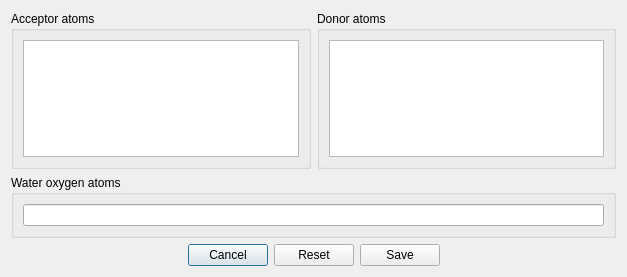
The window that ui/atom_names.ui (maltesie/bridge2) describes before a commit, drawn with Qt 5.
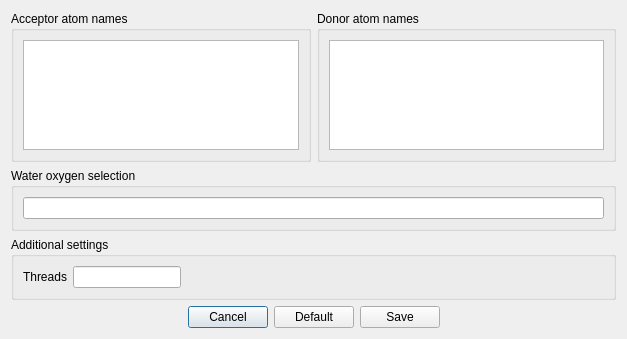
The same window after the commit.

Commit message: added threads to settings dialog

Patch:
```diff
--- a/ui/atom_names.ui
+++ b/ui/atom_names.ui
@@ -7,7 +7,7 @@
     <x>0</x>
     <y>0</y>
     <width>627</width>
-    <height>277</height>
+    <height>339</height>
    </rect>
   </property>
   <property name="windowTitle">
@@ -19,7 +19,7 @@
      <item>
       <widget class="QGroupBox" name="groupBox">
        <property name="title">
-        <string>Acceptor atoms</string>
+        <string>Acceptor atom names</string>
        </property>
        <layout class="QVBoxLayout" name="verticalLayout">
         <item>
@@ -31,7 +31,7 @@
      <item>
       <widget class="QGroupBox" name="groupBox_2">
        <property name="title">
-        <string>Donor atoms</string>
+        <string>Donor atom names</string>
        </property>
        <layout class="QVBoxLayout" name="verticalLayout_2">
         <item>
@@ -45,7 +45,7 @@
    <item>
     <widget class="QGroupBox" name="groupBox_3">
      <property name="title">
-      <string>Water oxygen atoms </string>
+      <string>Water oxygen selection</string>
      </property>
      <layout class="QHBoxLayout" name="horizontalLayout_3">
       <item>
@@ -54,6 +54,51 @@
      </layout>
     </widget>
    </item>
+   <item>
+    <widget class="QGroupBox" name="groupBox_4">
+     <property name="title">
+      <string>Additional settings</string>
+     </property>
+     <layout class="QHBoxLayout" name="horizontalLayout_4">
+      <item>
+       <widget class="QLabel" name="label">
+        <property name="text">
+         <string>Threads</string>
+        </property>
+       </widget>
+      </item>
+      <item>
+       <widget class="QLineEdit" name="lineEdit_threads">
+        <property name="sizePolicy">
+         <sizepolicy hsizetype="Minimum" vsizetype="Fixed">
+          <horstretch>0</horstretch>
+          <verstretch>0</verstretch>
+         </sizepolicy>
+        </property>
+        <property name="minimumSize">
+         <size>
+          <width>60</width>
+          <height>0</height>
+         </size>
+        </property>
+       </widget>
+      </item>
+      <item>
+       <spacer name="horizontalSpacer_3">
+        <property name="orientation">
+         <enum>Qt::Horizontal</enum>
+        </property>
+        <property name="sizeHint" stdset="0">
+         <size>
+          <width>40</width>
+          <height>20</height>
+         </size>
+        </property>
+       </spacer>
+      </item>
+     </layout>
+    </widget>
+   </item>
    <item>
     <layout class="QHBoxLayout" name="horizontalLayout">
      <item>
@@ -79,7 +124,7 @@
      <item>
       <widget class="QPushButton" name="pushButton_reset">
        <property name="text">
-        <string>Reset</string>
+        <string>Default</string>
        </property>
       </widget>
      </item>
```
The commit also changes 15 other files.
